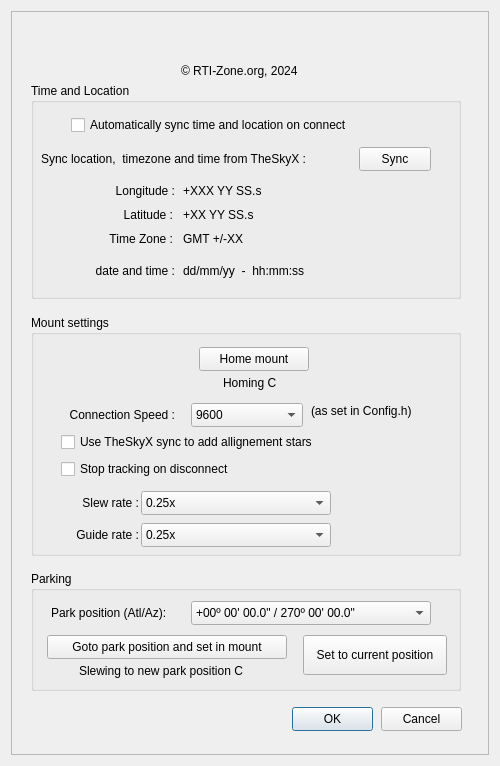
First picture: the form in OnStep.ui, repository rpineau/OnStep, before the edit.
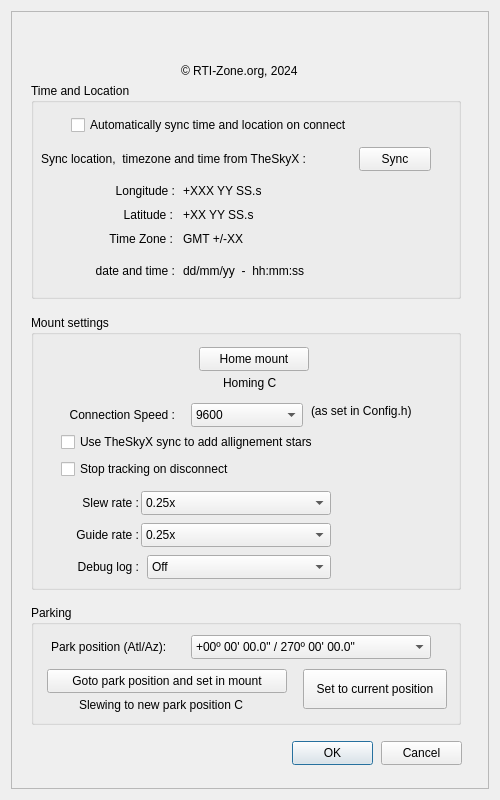
Second picture: the form after the edit. Icons and pictures are not drawn. Custom widgets are drawn as their Qt base class.

Commit message: feat: runtime-configurable debug logging (rebased on develop)

What changed in the file:
```diff
--- a/OnStep.ui
+++ b/OnStep.ui
@@ -7,7 +7,7 @@
     <x>0</x>
     <y>0</y>
     <width>500</width>
-    <height>766</height>
+    <height>800</height>
    </rect>
   </property>
   <property name="sizePolicy">
@@ -19,13 +19,13 @@
   <property name="minimumSize">
    <size>
     <width>500</width>
-    <height>766</height>
+    <height>800</height>
    </size>
   </property>
   <property name="maximumSize">
    <size>
     <width>500</width>
-    <height>766</height>
+    <height>800</height>
    </size>
   </property>
   <property name="windowTitle">
@@ -68,10 +68,10 @@
       <enum>QFrame::Raised</enum>
      </property>
      <widget class="QPushButton" name="pushButtonOK">
-      <property name="geometry">
-       <rect>
-        <x>281</x>
-        <y>696</y>
+       <property name="geometry">
+        <rect>
+         <x>281</x>
+         <y>730</y>
         <width>81</width>
         <height>24</height>
        </rect>
@@ -84,10 +84,10 @@
       </property>
      </widget>
      <widget class="QPushButton" name="pushButtonCancel">
-      <property name="geometry">
-       <rect>
-        <x>370</x>
-        <y>696</y>
+       <property name="geometry">
+        <rect>
+         <x>370</x>
+         <y>730</y>
         <width>81</width>
         <height>24</height>
        </rect>
@@ -308,7 +308,7 @@
         <x>20</x>
         <y>304</y>
         <width>430</width>
-        <height>241</height>
+        <height>275</height>
        </rect>
       </property>
       <property name="title">
@@ -552,12 +552,58 @@
         <set>Qt::AlignRight|Qt::AlignTrailing|Qt::AlignVCenter</set>
        </property>
       </widget>
+      <widget class="QLabel" name="label_10">
+       <property name="geometry">
+        <rect>
+         <x>30</x>
+         <y>240</y>
+         <width>78</width>
+         <height>24</height>
+        </rect>
+       </property>
+       <property name="text">
+        <string>Debug log :</string>
+       </property>
+       <property name="alignment">
+        <set>Qt::AlignRight|Qt::AlignTrailing|Qt::AlignVCenter</set>
+       </property>
+      </widget>
+      <widget class="QComboBox" name="comboBox_5">
+       <property name="geometry">
+        <rect>
+         <x>116</x>
+         <y>240</y>
+         <width>184</width>
+         <height>24</height>
+        </rect>
+       </property>
+       <item>
+        <property name="text">
+         <string>Off</string>
+        </property>
+       </item>
+       <item>
+        <property name="text">
+         <string>Errors only</string>
+        </property>
+       </item>
+       <item>
+        <property name="text">
+         <string>Full trace</string>
+        </property>
+       </item>
+       <item>
+        <property name="text">
+         <string>Byte-level I/O</string>
+        </property>
+       </item>
+      </widget>
      </widget>
      <widget class="QGroupBox" name="groupBox_3">
       <property name="geometry">
        <rect>
         <x>20</x>
-        <y>560</y>
+        <y>594</y>
         <width>430</width>
         <height>120</height>
        </rect>
```
The commit also changes 6 other files.
